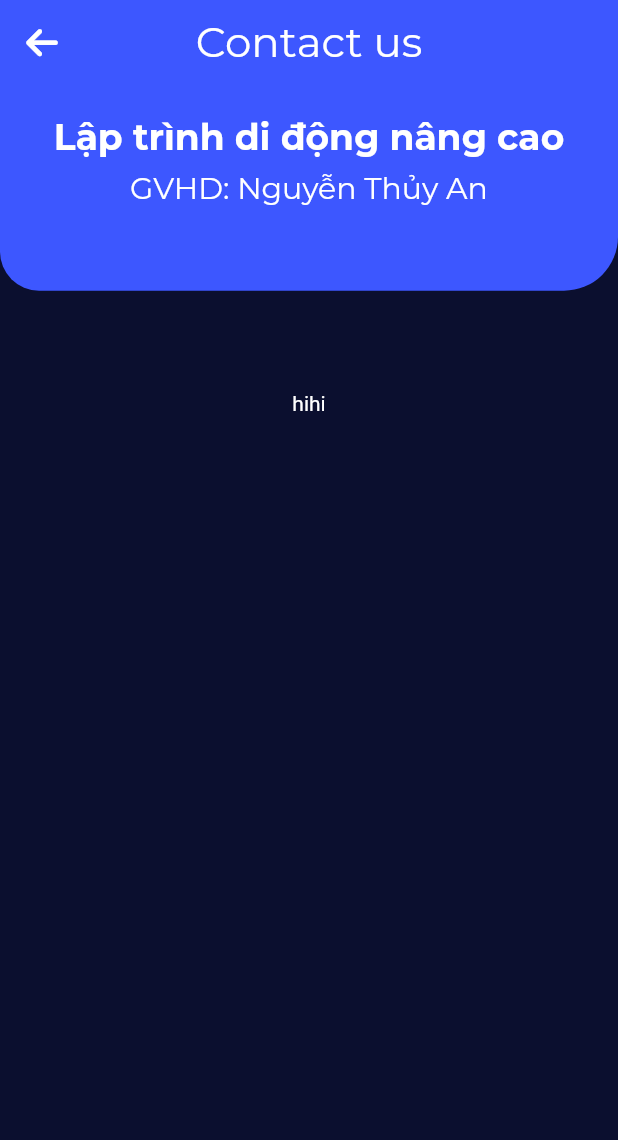
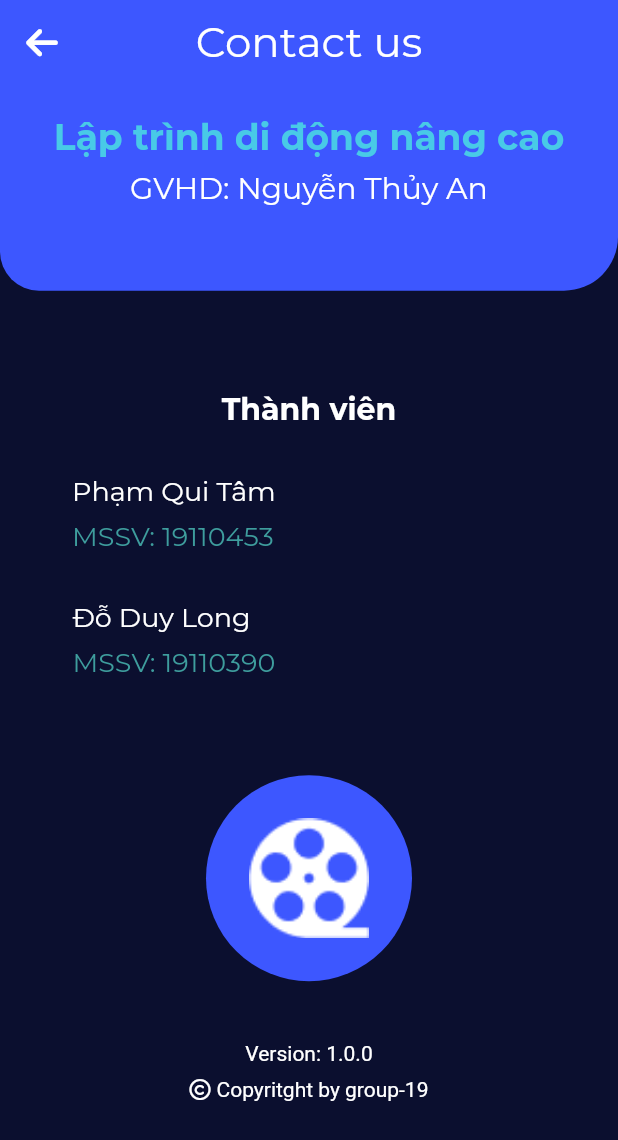
Before and after one commit to quitam/final, a Flutter app: the ContactPage screen opened directly, on a phone screen of 412 x 824 dp. Shown: the top 1140 px of the screen. Run offline on Flutter 3.47's test engine with Material 2 defaults, Android fonts, the phone set to English and light mode, and no system bars; our stand-ins replace carousel_slider, cloud_firestore, file_picker, firebase_auth, firebase_core, firebase_storage and 5 more; accounts and stored records are empty; network calls fail.

Commit message:
contact page

```diff
--- a/lib/models/test_models.dart
+++ b/lib/models/test_models.dart
@@ -104,6 +104,17 @@ List<TestMovie> movies = [
       ])
 ];
 
+class Member {
+  final String studentId;
+  final String memberName;
+  Member({required this.studentId, required this.memberName});
+}
+
+List<Member> members = [
+  Member(studentId: '19110453', memberName: 'Phạm Qui Tâm'),
+  Member(studentId: '19110390', memberName: 'Đỗ Duy Long')
+];
+
 class Day {
   final int dd;
   final String day;
--- a/lib/modules/profile/components/header_with_searchbox.dart
+++ b/lib/modules/profile/components/header_with_searchbox.dart
@@ -28,8 +28,10 @@ class HeaderWithSearchBox extends StatelessWidget {
                     bottomRight: Radius.circular(36))),
             child: Column(mainAxisAlignment: MainAxisAlignment.end, children: [
               Text('Lập trình di động nâng cao',
-                  style: AppTextStyles.heading28
-                      .copyWith(fontSize: 24, fontWeight: FontWeight.bold)),
+                  style: AppTextStyles.heading28.copyWith(
+                      fontSize: 24,
+                      fontWeight: FontWeight.bold,
+                      color: AppColors.lightBlue)),
               const Padding(
                 padding: EdgeInsets.only(top: 8),
                 child: Text(
--- a/lib/modules/profile/contact_page.dart
+++ b/lib/modules/profile/contact_page.dart
@@ -1,5 +1,7 @@
 import 'package:final_project/config/themes/app_colors.dart';
 import 'package:final_project/config/themes/app_text_styles.dart';
+import 'package:final_project/constants/asset_path.dart';
+import 'package:final_project/models/test_models.dart';
 import 'package:final_project/modules/profile/components/header_with_searchbox.dart';
 import 'package:flutter/material.dart';
 import 'package:font_awesome_flutter/font_awesome_flutter.dart';
@@ -27,8 +29,83 @@ class ContactPage extends StatelessWidget {
         backgroundColor: AppColors.blueMain,
       ),
       body: SingleChildScrollView(
+        scrollDirection: Axis.vertical,
         child: Column(
-          children: [HeaderWithSearchBox(size: size), const Text('hihi')],
+          crossAxisAlignment: CrossAxisAlignment.start,
+          children: [
+            HeaderWithSearchBox(size: size),
+            Center(
+              child: Text(
+                'Thành viên',
+                style: AppTextStyles.heading20
+                    .copyWith(fontWeight: FontWeight.bold),
+              ),
+            ),
+            Padding(
+              padding: const EdgeInsets.symmetric(vertical: 16, horizontal: 48),
+              child: Column(
+                children: members
+                    .map((member) => Builder(
+                          builder: (context) => Padding(
+                            padding: const EdgeInsets.symmetric(vertical: 16),
+                            child: Column(
+                              crossAxisAlignment: CrossAxisAlignment.start,
+                              children: [
+                                Text(
+                                  member.memberName,
+                                  style: AppTextStyles.heading18,
+                                ),
+                                Padding(
+                                  padding: const EdgeInsets.only(top: 8),
+                                  child: Text('MSSV: ${member.studentId}',
+                                      style: AppTextStyles.heading18
+                                          .copyWith(color: AppColors.green)),
+                                )
+                              ],
+                            ),
+                          ),
+                        ))
+                    .toList(),
+              ),
+            ),
+            Center(
+              child: Column(
+                children: [
+                  Container(
+                    margin: const EdgeInsets.symmetric(vertical: 32),
+                    alignment: Alignment.center,
+                    width: size.width / 3,
+                    height: size.width / 3,
+                    decoration: BoxDecoration(
+                        color: AppColors.blueMain,
+                        borderRadius: BorderRadius.circular(size.width / 6)),
+                    child: Image.asset(
+                      AssetPath.iconLogo,
+                      scale: 0.7,
+                    ),
+                  ),
+                  const Padding(
+                    padding: EdgeInsets.all(8.0),
+                    child: Text('Version: 1.0.0'),
+                  ),
+                  Row(
+                    mainAxisAlignment: MainAxisAlignment.center,
+                    children: const [
+                      Icon(
+                        FontAwesomeIcons.copyright,
+                        color: AppColors.white,
+                        size: 14,
+                      ),
+                      Padding(
+                        padding: EdgeInsets.only(left: 4),
+                        child: Text('Copyritght by group-19'),
+                      )
+                    ],
+                  )
+                ],
+              ),
+            ),
+          ],
         ),
       ),
     );
```
